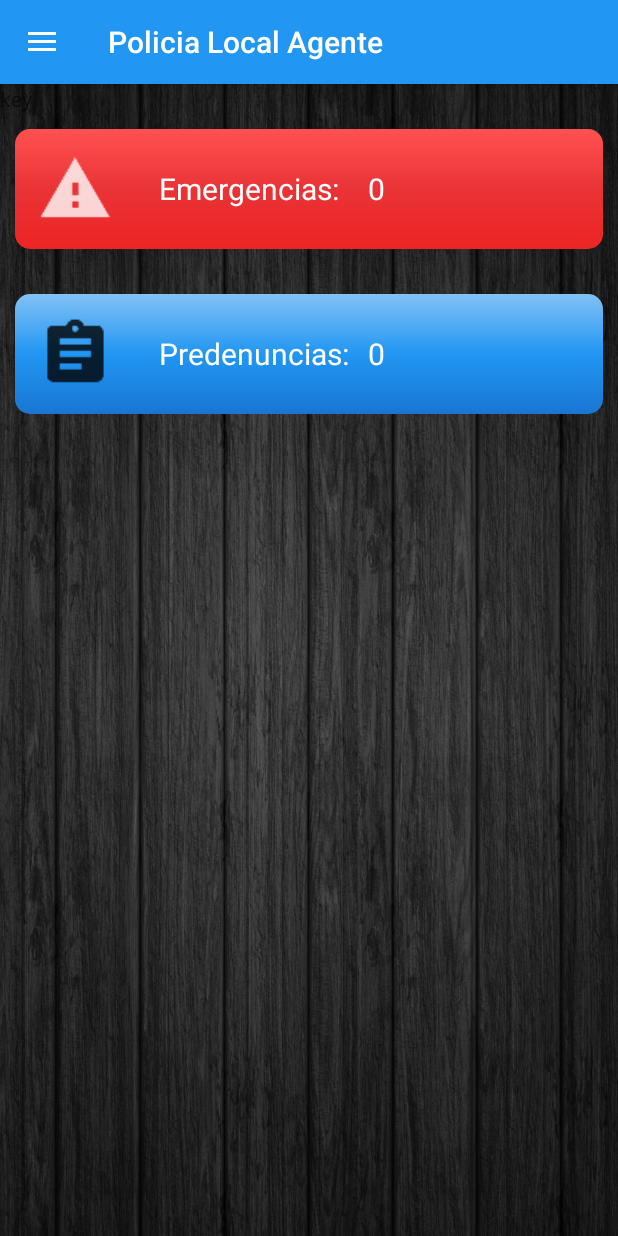
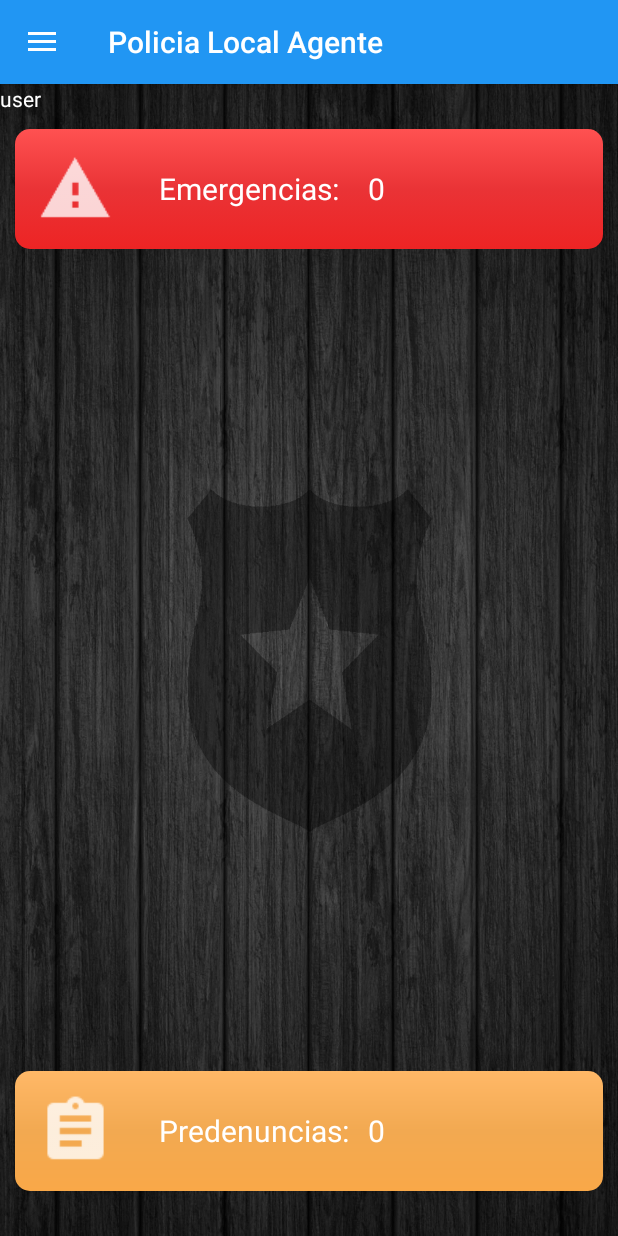
Before and after one commit to sergioloc/JefaturaPoliciaAgente, an Android app: the screen it shows after launch once a user with an empty profile is signed in (MainActivity), after a tap on "Predenuncia", on a phone screen of 412 x 824 dp. Run offline under Robolectric (Android 15) with nearby library versions, the phone set to English and light mode, and no system bars; our stand-ins replace Firebase (no records; nobody signed in at launch, a user with empty details on screens opened directly); 3 other taps on this screen came first.

Commit message:
Cambio de icono y fondos

```diff
--- a/app/src/main/java/com/cdi/practica/jefaturapoliciaagente/MainActivity.java
+++ b/app/src/main/java/com/cdi/practica/jefaturapoliciaagente/MainActivity.java
@@ -43,7 +43,6 @@ public class MainActivity extends AppCompatActivity
     private TextView numEmg, numPre, nombreAgente, idAgente, key;
     private View headerView;
     private NavigationView navigationView;
-    private String keyS;
 
 
     @Override
@@ -141,6 +140,7 @@ public class MainActivity extends AppCompatActivity
                     if(snapshot.getKey().equals(user.getUid())){
                         nombreAgente.setText(agente.getApellidos()+", "+agente.getNombre());
                         idAgente.setText(agente.getId());
+                        key.setText(agente.getId());
                     }
                 }
             }
@@ -205,7 +205,23 @@ public class MainActivity extends AppCompatActivity
         preAct=true;
     }
 
+    private Boolean estaActiva(){
+        boolean activa = false;
+        refPreActiva.child(user.getUid()).addValueEventListener(new ValueEventListener() {
+            @Override
+            public void onDataChange(DataSnapshot dataSnapshot) {
+                key.setText(dataSnapshot.getKey());
+            }
 
+            @Override
+            public void onCancelled(DatabaseError databaseError) {
+
+            }
+        });
+        if(key.getText().toString().equals(user.getUid()))
+            activa = true;
+        return activa;
+    }
 
 
     /**Dialog**/
@@ -279,7 +295,7 @@ public class MainActivity extends AppCompatActivity
         int id = item.getItemId();
 
         if (id == R.id.nav_predenuncia) {
-            if(preAct)
+            if(estaActiva())
                 startActivity(new Intent(MainActivity.this,PredenunciaActivity.class));
             else
                 Toast.makeText(getApplicationContext(), "Debes aceptar una predenuncia",Toast.LENGTH_SHORT).show();
@@ -325,22 +341,6 @@ public class MainActivity extends AppCompatActivity
 */
 
     /*
-     private Boolean estaActiva(){
-        boolean activa = false;
-        refPreActiva.child(user.getUid()).addValueEventListener(new ValueEventListener() {
-            @Override
-            public void onDataChange(DataSnapshot dataSnapshot) {
-                key.setText(dataSnapshot.getKey());
-            }
 
-            @Override
-            public void onCancelled(DatabaseError databaseError) {
-
-            }
-        });
-        if(key.getText().toString().equals(user.getUid()))
-            activa = true;
-        return activa;
-    }
       */
 }
--- /dev/null
+++ b/app/src/main/res/drawable/card_yellow.xml
@@ -0,0 +1,18 @@
+<shape xmlns:android="http://schemas.android.com/apk/res/android"
+    android:shape="rectangle">
+    <padding android:left="10dp"
+        android:top="10dp"
+        android:right="10dp"
+        android:bottom="10dp" />
+    <gradient
+        android:angle="270"
+        android:startColor="#ffb867"
+        android:endColor="#f9a848"
+        android:centerColor="#f2a951"
+        />
+    <corners android:radius="5dp"
+        android:topLeftRadius="10dp"
+        android:topRightRadius="10dp"
+        android:bottomLeftRadius="10dp"
+        android:bottomRightRadius="10dp" />
+</shape>
--- a/app/src/main/res/layout/activity_predenuncia.xml
+++ b/app/src/main/res/layout/activity_predenuncia.xml
@@ -4,6 +4,7 @@
     xmlns:tools="http://schemas.android.com/tools"
     android:layout_width="match_parent"
     android:layout_height="match_parent"
+    android:background="@drawable/fondo_pre"
     tools:context="com.cdi.practica.jefaturapoliciaagente.PredenunciaActivity">
 
     <ScrollView
@@ -20,7 +21,7 @@
                 android:layout_height="wrap_content"
                 android:text="Información del denunciante"
                 android:layout_marginTop="10dp"
-                android:layout_marginLeft="5dp"
+                android:layout_marginLeft="40dp"
                 android:textSize="15dp"/>
 
             <View
@@ -40,7 +41,8 @@
                 android:layout_marginTop="20dp"
                 android:layout_marginLeft="5dp"
                 android:textStyle="bold"
-                android:textSize="15dp"/>
+                android:textSize="15dp"
+                android:layout_alignLeft="@+id/text1"/>
 
             <TextView
                 android:id="@+id/nombre"
@@ -229,7 +231,8 @@
                 android:layout_below="@+id/domicileT"
                 android:layout_marginTop="30dp"
                 android:layout_marginLeft="5dp"
-                android:textSize="15dp"/>
+                android:textSize="15dp"
+                android:layout_alignLeft="@+id/text1"/>
 
             <View
                 android:id="@+id/bar2"
--- a/app/src/main/res/layout/content_main.xml
+++ b/app/src/main/res/layout/content_main.xml
@@ -6,7 +6,7 @@
     android:layout_height="match_parent"
     app:layout_behavior="@string/appbar_scrolling_view_behavior"
     tools:context="com.cdi.practica.jefaturapoliciaagente.MainActivity"
-    android:background="@drawable/wallpaper1"
+    android:background="@drawable/fondo_main"
     tools:showIn="@layout/app_bar_main">
 
     <ImageView
@@ -53,17 +53,17 @@
         android:id="@+id/framePre"
         android:layout_width="match_parent"
         android:layout_height="100dp"
-        android:layout_marginTop="10dp"
-        android:layout_below="@+id/frameSOS"
+        android:layout_alignParentBottom="true"
+        android:layout_marginBottom="20dp"
         android:padding="10dp"
-        android:src="@drawable/card_blue"/>
+        android:src="@drawable/card_yellow"/>
 
     <ImageView
         android:id="@+id/pre_icon"
         android:layout_width="50dp"
         android:layout_height="100dp"
         android:layout_marginLeft="25dp"
-        android:src="@drawable/ic_action_predenuncia"
+        android:src="@drawable/ic_action_predenuncia_blaco"
         android:layout_alignTop="@+id/framePre"/>
 
     <TextView
@@ -94,6 +94,7 @@
         android:id="@+id/key"
         android:layout_width="wrap_content"
         android:layout_height="wrap_content"
+        android:textColor="@color/colorTextIcons"
         android:text="key"/>
 
 
```
Also changed, not shown: app/src/main/ic_launcher-web.png, app/src/main/res/drawable-hdpi/ic_action_predenuncia_blaco.png (added), app/src/main/res/drawable-mdpi/ic_action_predenuncia_blaco.png (added), app/src/main/res/drawable-v21/fondo_main.png (added), app/src/main/res/drawable-v21/fondo_pre.png (added), app/src/main/res/drawable-xhdpi/ic_action_predenuncia_blaco.png (added), app/src/main/res/drawable-xxhdpi/ic_action_predenuncia_blaco.png (added), app/src/main/res/mipmap-hdpi/ic_launcher.png, app/src/main/res/mipmap-mdpi/ic_launcher.png, app/src/main/res/mipmap-xhdpi/ic_launcher.png, app/src/main/res/mipmap-xxhdpi/ic_launcher.png, app/src/main/res/mipmap-xxxhdpi/ic_launcher.png.
